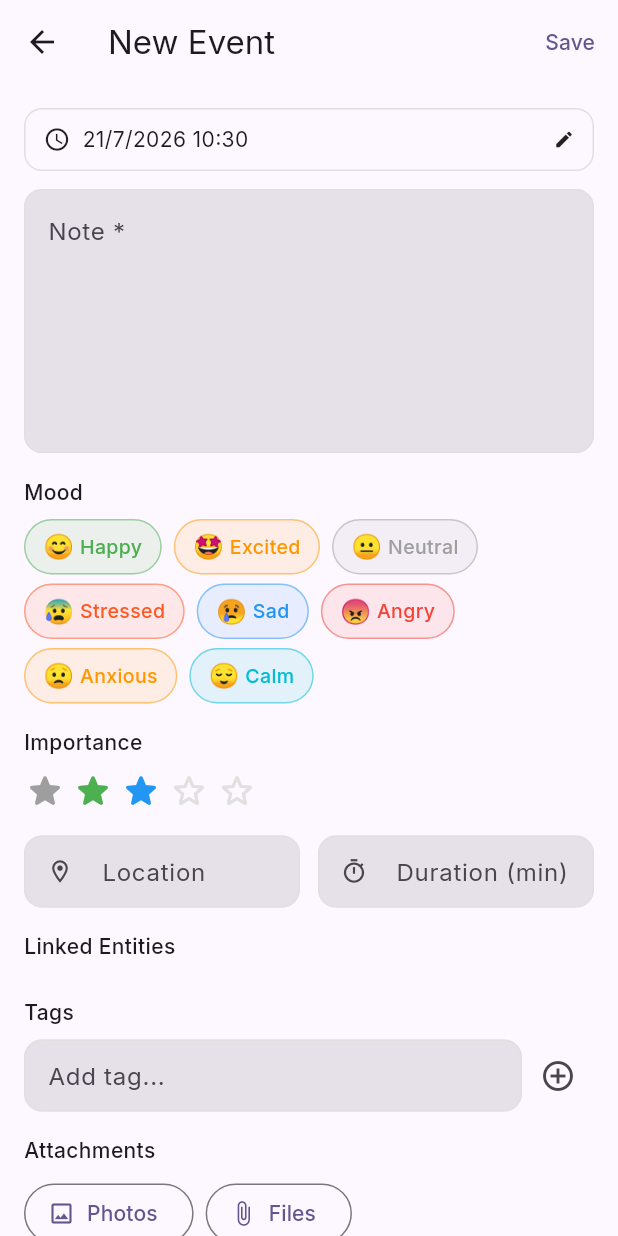
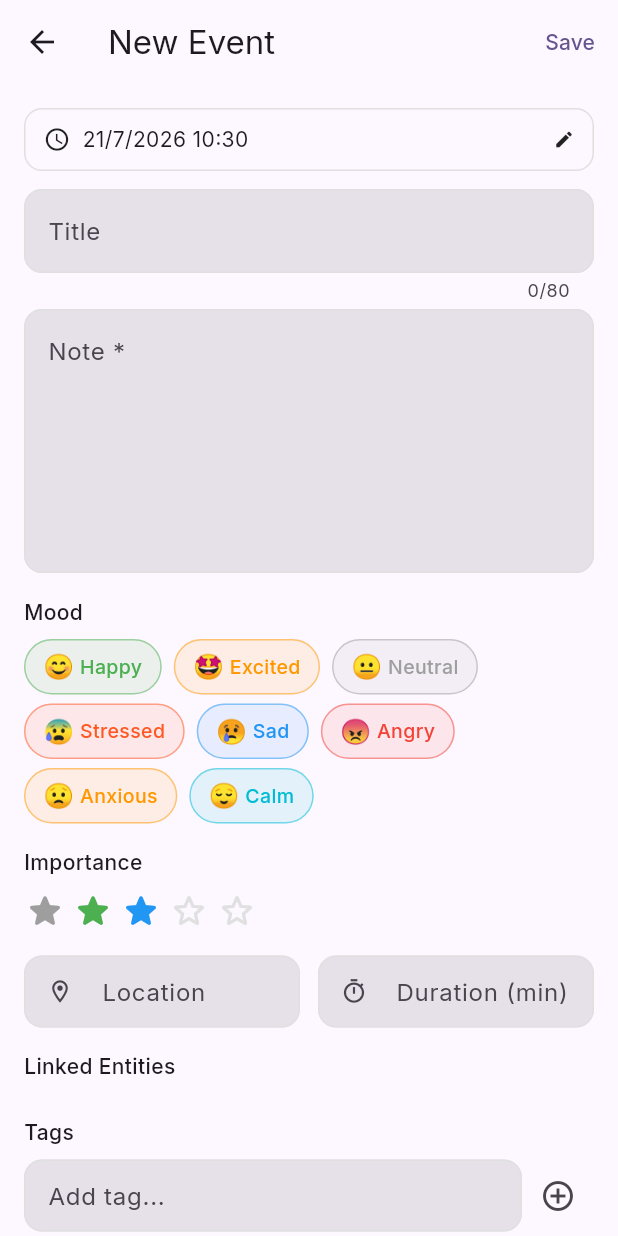
Before and after one commit to Akshaylinson/Atlas-AI-PKI, a Flutter app: the EventFormScreen screen opened directly, on a phone screen of 412 x 824 dp. Run offline on Flutter 3.47's test engine with Material 3 defaults, Android fonts, the phone set to English and light mode, and no system bars; our stand-ins replace drift, file_picker, fl_chart, flutter_colorpicker, flutter_riverpod, google_fonts and 6 more; missing offline and left inert: flutter_gemma, graphview, record; accounts and stored records are empty; generated files the repository leaves out were written again.

Commit message:
updating the features

```diff
--- a/atlas/lib/core/database/tables.dart
+++ b/atlas/lib/core/database/tables.dart
@@ -26,6 +26,7 @@ class Entities extends Table {
 
 class Events extends Table {
   TextColumn get id => text()();
+  TextColumn get title => text().nullable()();
   TextColumn get note => text()();
   TextColumn get linkedEntityIds => text().withDefault(const Constant('[]'))(); // JSON array
   TextColumn get attachments => text().withDefault(const Constant('[]'))(); // JSON array of paths
--- a/atlas/lib/features/events/event_detail_screen.dart
+++ b/atlas/lib/features/events/event_detail_screen.dart
@@ -147,6 +147,13 @@ class _EventDetailScreenState extends ConsumerState<EventDetailScreen> {
               const SizedBox(height: 16),
 
               // Note
+              if (event.title != null) ...[
+                Text(
+                  event.title!,
+                  style: const TextStyle(fontSize: 18, fontWeight: FontWeight.bold),
+                ),
+                const SizedBox(height: 8),
+              ],
               Container(
                 padding: const EdgeInsets.all(16),
                 decoration: BoxDecoration(
--- a/atlas/lib/features/events/event_form_screen.dart
+++ b/atlas/lib/features/events/event_form_screen.dart
@@ -28,6 +28,7 @@ class EventFormScreen extends ConsumerStatefulWidget {
 
 class _EventFormScreenState extends ConsumerState<EventFormScreen> {
   final _formKey = GlobalKey<FormState>();
+  final _titleCtrl = TextEditingController();
   final _noteCtrl = TextEditingController();
   final _locationCtrl = TextEditingController();
   final _tagCtrl = TextEditingController();
@@ -60,6 +61,7 @@ class _EventFormScreenState extends ConsumerState<EventFormScreen> {
     super.initState();
     final e = widget.event;
     if (e != null) {
+      _titleCtrl.text = e.title ?? '';
       _noteCtrl.text = e.note;
       _locationCtrl.text = e.location ?? '';
       _selectedMood = e.mood;
@@ -92,6 +94,7 @@ class _EventFormScreenState extends ConsumerState<EventFormScreen> {
 
   @override
   void dispose() {
+    _titleCtrl.dispose();
     _noteCtrl.dispose();
     _locationCtrl.dispose();
     _tagCtrl.dispose();
@@ -125,6 +128,7 @@ class _EventFormScreenState extends ConsumerState<EventFormScreen> {
 
     await db.upsertEvent(EventsCompanion(
       id: Value(id),
+      title: Value(_titleCtrl.text.trim().isEmpty ? null : _titleCtrl.text.trim()),
       note: Value(_noteCtrl.text.trim()),
       linkedEntityIds: Value(jsonEncode(_linkedEntityIds)),
       attachments: Value(Attachment.listToJson(_attachments)),
@@ -290,6 +294,18 @@ class _EventFormScreenState extends ConsumerState<EventFormScreen> {
               ),
             ),
             const SizedBox(height: 12),
+
+            // Title
+            TextFormField(
+              controller: _titleCtrl,
+              decoration: const InputDecoration(
+                labelText: 'Title',
+                hintText: 'Short title for this event (optional)',
+              ),
+              textCapitalization: TextCapitalization.sentences,
+              maxLength: 80,
+            ),
+            const SizedBox(height: 4),
 
             // Note
             TextFormField(
--- a/atlas/lib/features/events/events_screen.dart
+++ b/atlas/lib/features/events/events_screen.dart
@@ -230,6 +230,15 @@ class _EventCard extends StatelessWidget {
               ],
             ),
             const SizedBox(height: 8),
+            if (event.title != null) ...[
+              Text(
+                event.title!,
+                style: const TextStyle(fontWeight: FontWeight.w600, fontSize: 14),
+                maxLines: 1,
+                overflow: TextOverflow.ellipsis,
+              ),
+              const SizedBox(height: 4),
+            ],
             Text(truncate(event.note, 120)),
             if (attachments.isNotEmpty)
               Padding(
```
Also changed, not shown: atlas/lib/core/database/app_database.dart (+12 -2 lines), atlas/lib/features/entities/entity_detail_screen.dart (+89 -5 lines), atlas/lib/core/database/app_database.g.dart.
